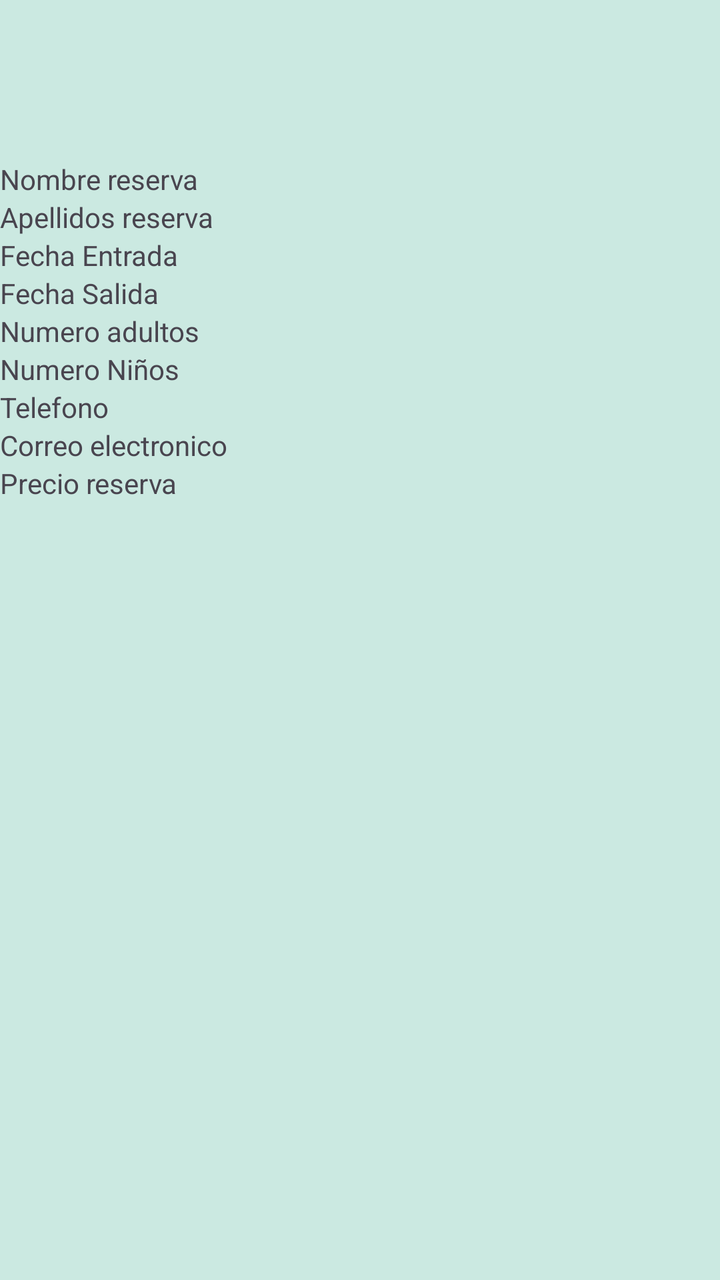
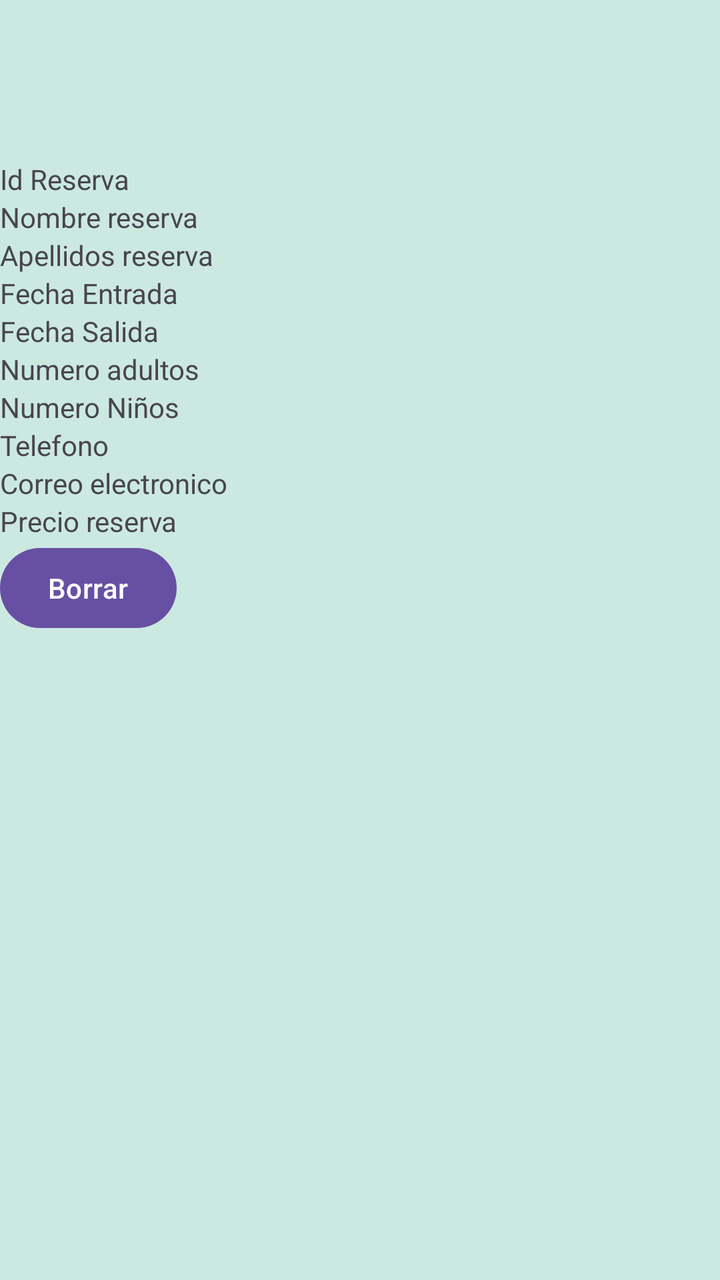

Compare the two renders of this Android layout. The source of the first and the diff that turns it into the second are given below.
<!-- AndroidManifest.xml: application theme Theme.HalimaApp -->
<!-- res/layout/detail_card_view.xml -->
<?xml version="1.0" encoding="utf-8"?>
<androidx.constraintlayout.widget.ConstraintLayout xmlns:android="http://schemas.android.com/apk/res/android"
    android:layout_width="match_parent"
    android:layout_height="match_parent"
    style="@style/fondoApp">

    <LinearLayout
        android:layout_width="match_parent"
        android:layout_height="match_parent"
        android:orientation="vertical"
        android:layout_marginTop="80dp"
        >

        <TextView
            android:id="@+id/textNom"
            android:layout_width="wrap_content"
            android:layout_height="wrap_content"
            android:text="Nombre reserva" />
        <TextView
            android:id="@+id/textApe"
            android:layout_width="wrap_content"
            android:layout_height="wrap_content"
            android:text="Apellidos reserva" />
        <TextView
            android:id="@+id/textFechaEntrada"
            android:layout_width="wrap_content"
            android:layout_height="wrap_content"
            android:text="Fecha Entrada"/>
        <TextView
            android:id="@+id/textFechaSalida"
            android:layout_width="wrap_content"
            android:layout_height="wrap_content"
            android:text="Fecha Salida"/>
        <TextView
            android:id="@+id/numAdultos"
            android:layout_width="wrap_content"
            android:layout_height="wrap_content"
            android:text="Numero adultos"/>
        <TextView
            android:id="@+id/numNinos"
            android:layout_width="wrap_content"
            android:layout_height="wrap_content"
            android:text="Numero Niños"/>
        <TextView
            android:id="@+id/telefono"
            android:layout_width="wrap_content"
            android:layout_height="wrap_content"
            android:text="Telefono"/>
        <TextView
            android:id="@+id/correo"
            android:layout_width="wrap_content"
            android:layout_height="wrap_content"
            android:text="Correo electronico"/>
        <TextView
            android:id="@+id/precioReserva"
            android:layout_width="wrap_content"
            android:layout_height="wrap_content"
            android:text="Precio reserva"/>

    </LinearLayout>
</androidx.constraintlayout.widget.ConstraintLayout>
<!-- resources referenced by this layout -->
<resources>
  <style name="fondoApp">
          <item name="android:background">@color/blue</item>
      </style>
  <style name="Theme.HalimaApp" parent="Base.Theme.HalimaApp" />
  <color name="blue">#cbe9e1</color>
  <style name="Base.Theme.HalimaApp" parent="Theme.Material3.DayNight.NoActionBar">
  
          
          <item name="colorSurfaceContainer">@color/cajas</item>
  
  
      </style>
  <color name="cajas">#5dbeb1</color>
</resources>

<!-- the commit's change to res/layout/detail_card_view.xml (unified diff, before → after) -->
@@ -10,7 +10,11 @@
         android:orientation="vertical"
         android:layout_marginTop="80dp"
         >
-
+        <TextView
+            android:id="@+id/id_reserva"
+            android:layout_width="wrap_content"
+            android:layout_height="wrap_content"
+            android:text="Id Reserva"/>
         <TextView
             android:id="@+id/textNom"
             android:layout_width="wrap_content"
@@ -56,6 +60,12 @@
             android:layout_width="wrap_content"
             android:layout_height="wrap_content"
             android:text="Precio reserva"/>
+        <Button
+            android:id="@+id/boton_borrar"
+            android:layout_width="wrap_content"
+            android:layout_height="wrap_content"
+            android:text="Borrar"/>
+
 
     </LinearLayout>
 </androidx.constraintlayout.widget.ConstraintLayout>
